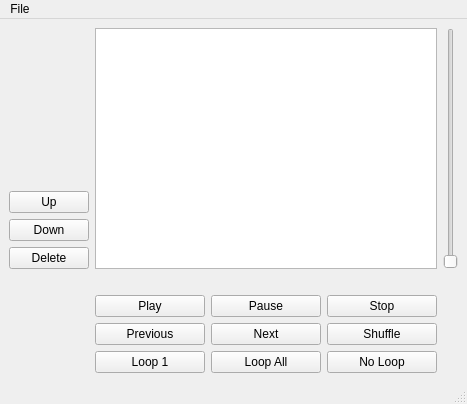
First picture: the form in mainwindow.ui, repository denis-brasseur/MyMusicPlayer, before the edit.
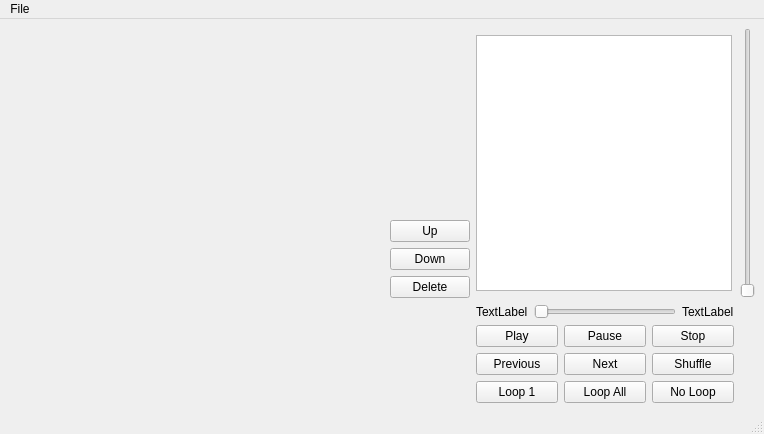
Second picture: the form after the edit. Icons and pictures are not drawn. Custom widgets are drawn as their Qt base class.

Commit message: Changed current song progress display and add a label for the cover art

Diff of the .ui file:
```diff
--- a/mainwindow.ui
+++ b/mainwindow.ui
@@ -6,8 +6,8 @@
    <rect>
     <x>0</x>
     <y>0</y>
-    <width>467</width>
-    <height>404</height>
+    <width>764</width>
+    <height>434</height>
    </rect>
   </property>
   <property name="windowTitle">
@@ -16,11 +16,56 @@
   <widget class="QWidget" name="centralwidget">
    <layout class="QGridLayout" name="gridLayout_4">
     <item row="0" column="0">
-     <layout class="QGridLayout" name="gridLayout_3" rowstretch="1,0,0" columnstretch="0,1,0">
-      <item row="0" column="1">
-       <widget class="SongList" name="songs_list"/>
+     <layout class="QGridLayout" name="gridLayout_3" rowstretch="1,0,0" columnstretch="1,0,0,0,0">
+      <item row="0" column="3">
+       <widget class="SongList" name="songs_list">
+        <property name="maximumSize">
+         <size>
+          <width>256</width>
+          <height>256</height>
+         </size>
+        </property>
+       </widget>
       </item>
-      <item row="2" column="1">
+      <item row="0" column="2">
+       <layout class="QVBoxLayout" name="verticalLayout">
+        <item>
+         <spacer name="verticalSpacer">
+          <property name="orientation">
+           <enum>Qt::Vertical</enum>
+          </property>
+          <property name="sizeHint" stdset="0">
+           <size>
+            <width>20</width>
+            <height>40</height>
+           </size>
+          </property>
+         </spacer>
+        </item>
+        <item>
+         <widget class="QPushButton" name="upButton">
+          <property name="text">
+           <string>Up</string>
+          </property>
+         </widget>
+        </item>
+        <item>
+         <widget class="QPushButton" name="downButton">
+          <property name="text">
+           <string>Down</string>
+          </property>
+         </widget>
+        </item>
+        <item>
+         <widget class="QPushButton" name="deleteButton">
+          <property name="text">
+           <string>Delete</string>
+          </property>
+         </widget>
+        </item>
+       </layout>
+      </item>
+      <item row="2" column="3">
        <layout class="QGridLayout" name="gridLayout_2">
         <item row="1" column="0">
          <widget class="QPushButton" name="previousButton">
@@ -102,53 +147,46 @@
         </item>
        </layout>
       </item>
-      <item row="0" column="2">
+      <item row="0" column="4">
        <widget class="QSlider" name="verticalSlider">
         <property name="orientation">
          <enum>Qt::Vertical</enum>
         </property>
        </widget>
       </item>
+      <item row="1" column="3">
+       <layout class="QHBoxLayout" name="horizontalLayout">
+        <item>
+         <widget class="QLabel" name="elapsedTime">
+          <property name="text">
+           <string>TextLabel</string>
+          </property>
+         </widget>
+        </item>
+        <item>
+         <widget class="ControlBar" name="horizontalSlider">
+          <property name="orientation">
+           <enum>Qt::Horizontal</enum>
+          </property>
+         </widget>
+        </item>
+        <item>
+         <widget class="QLabel" name="remainingTime">
+          <property name="text">
+           <string>TextLabel</string>
+          </property>
+         </widget>
+        </item>
+       </layout>
+      </item>
       <item row="0" column="0">
-       <layout class="QVBoxLayout" name="verticalLayout">
-        <item>
-         <spacer name="verticalSpacer">
-          <property name="orientation">
-           <enum>Qt::Vertical</enum>
-          </property>
-          <property name="sizeHint" stdset="0">
-           <size>
-            <width>20</width>
-            <height>40</height>
-           </size>
-          </property>
-         </spacer>
-        </item>
-        <item>
-         <widget class="QPushButton" name="upButton">
-          <property name="text">
-           <string>Up</string>
-          </property>
-         </widget>
-        </item>
-        <item>
-         <widget class="QPushButton" name="downButton">
-          <property name="text">
-           <string>Down</string>
-          </property>
-         </widget>
-        </item>
-        <item>
-         <widget class="QPushButton" name="deleteButton">
-          <property name="text">
-           <string>Delete</string>
-          </property>
-         </widget>
-        </item>
-       </layout>
-      </item>
-      <item row="1" column="1">
-       <widget class="DurationDisplay" name="label">
+       <widget class="QLabel" name="coverArt">
+        <property name="maximumSize">
+         <size>
+          <width>375</width>
+          <height>250</height>
+         </size>
+        </property>
         <property name="text">
          <string/>
         </property>
@@ -163,7 +201,7 @@
     <rect>
      <x>0</x>
      <y>0</y>
-     <width>467</width>
+     <width>764</width>
      <height>22</height>
     </rect>
    </property>
@@ -189,8 +227,8 @@
    <header>song.h</header>
   </customwidget>
   <customwidget>
-   <class>DurationDisplay</class>
-   <extends>QLabel</extends>
+   <class>ControlBar</class>
+   <extends>QSlider</extends>
    <header>durationdisplay.h</header>
   </customwidget>
  </customwidgets>
```
Left out of the diff: 3 changed lines with no effect on the pictures. The commit also changes 6 other files.
